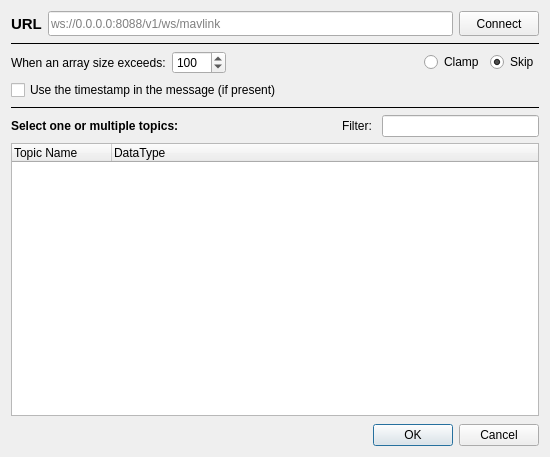
Above: plotjuggler_plugins/DataStreamPlotJugglerBridge/websocket_client.ui from Kester-Broatch/PlotJuggler before the change. Below: the same form after it.
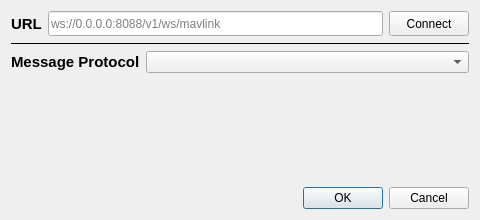
That is the form after the change.

Commit message: Read websocket data using the protobuf parsers instead of the specilized ROS parsing

```diff
--- a/plotjuggler_plugins/DataStreamPlotJugglerBridge/websocket_client.ui
+++ b/plotjuggler_plugins/DataStreamPlotJugglerBridge/websocket_client.ui
@@ -6,8 +6,8 @@
    <rect>
     <x>0</x>
     <y>0</y>
-    <width>550</width>
-    <height>457</height>
+    <width>480</width>
+    <height>220</height>
    </rect>
   </property>
   <property name="windowTitle">
@@ -15,8 +15,8 @@
   </property>
   <layout class="QVBoxLayout" name="verticalLayout_2">
    <item>
-    <layout class="QGridLayout" name="gridLayout" columnstretch="0,3,0">
-     <item row="0" column="0">
+    <layout class="QHBoxLayout" name="urlLayout">
+     <item>
       <widget class="QLabel" name="labelUrl">
        <property name="font">
         <font>
@@ -30,7 +30,7 @@
        </property>
       </widget>
      </item>
-     <item row="0" column="1">
+     <item>
       <widget class="QLineEdit" name="lineEditUrl">
        <property name="minimumSize">
         <size>
@@ -38,28 +38,16 @@
          <height>25</height>
         </size>
        </property>
-       <property name="maximumSize">
-        <size>
-         <width>16777215</width>
-         <height>25</height>
-        </size>
-       </property>
        <property name="placeholderText">
         <string>ws://0.0.0.0:8088/v1/ws/mavlink</string>
        </property>
       </widget>
      </item>
-     <item row="0" column="2">
+     <item>
       <widget class="QPushButton" name="buttonConnect">
        <property name="minimumSize">
         <size>
-         <width>0</width>
-         <height>25</height>
-        </size>
-       </property>
-       <property name="maximumSize">
-        <size>
-         <width>16777215</width>
+         <width>80</width>
          <height>25</height>
         </size>
        </property>
@@ -86,186 +74,69 @@
    <item>
     <layout class="QHBoxLayout" name="parserOptionsLayout">
      <item>
-      <widget class="QLabel" name="labelArraySize">
-       <property name="text">
-        <string>When an array size exceeds:</string>
-       </property>
-      </widget>
-     </item>
-     <item>
-      <widget class="QSpinBox" name="spinBoxArraySize">
-       <property name="minimum">
-        <number>0</number>
-       </property>
-       <property name="maximum">
-        <number>9999</number>
-       </property>
-       <property name="value">
-        <number>100</number>
-       </property>
-      </widget>
-     </item>
-     <item>
-      <spacer name="parserOptionsSpacer">
-       <property name="orientation">
-        <enum>Qt::Horizontal</enum>
-       </property>
-       <property name="sizeHint" stdset="0">
-        <size>
-         <width>40</width>
-         <height>20</height>
-        </size>
-       </property>
-      </spacer>
-     </item>
-     <item>
-      <widget class="QRadioButton" name="radioClamp">
-       <property name="text">
-        <string>Clamp</string>
-       </property>
-      </widget>
-     </item>
-     <item>
-      <widget class="QRadioButton" name="radioSkip">
-       <property name="text">
-        <string>Skip</string>
-       </property>
-       <property name="checked">
-        <bool>true</bool>
-       </property>
-      </widget>
-     </item>
-    </layout>
-   </item>
-   <item>
-    <widget class="QCheckBox" name="checkBoxUseTimestamp">
-     <property name="text">
-      <string>Use the timestamp in the message (if present)</string>
-     </property>
-    </widget>
-   </item>
-   <item>
-    <widget class="Line" name="line_2">
-     <property name="frameShadow">
-      <enum>QFrame::Plain</enum>
-     </property>
-     <property name="orientation">
-      <enum>Qt::Horizontal</enum>
-     </property>
-    </widget>
-   </item>
-   <item>
-    <layout class="QHBoxLayout" name="horizontalLayout_5">
-     <item>
-      <widget class="QLabel" name="label_6">
+      <widget class="QLabel" name="labelProtocol">
        <property name="font">
         <font>
+         <pointsize>11</pointsize>
          <weight>75</weight>
          <bold>true</bold>
         </font>
        </property>
        <property name="text">
-        <string>Select one or multiple topics:</string>
+        <string>Message Protocol</string>
        </property>
       </widget>
      </item>
      <item>
-      <spacer name="horizontalSpacer">
-       <property name="orientation">
-        <enum>Qt::Horizontal</enum>
-       </property>
-       <property name="sizeHint" stdset="0">
-        <size>
-         <width>40</width>
-         <height>20</height>
-        </size>
-       </property>
-      </spacer>
-     </item>
-     <item>
-      <widget class="QLabel" name="label_7">
-       <property name="text">
-        <string>Filter: </string>
-       </property>
-      </widget>
-     </item>
-     <item>
-      <widget class="QLineEdit" name="lineEditFilter">
-       <property name="maximumSize">
-        <size>
-         <width>300</width>
-         <height>16777215</height>
-        </size>
-       </property>
-       <property name="clearButtonEnabled">
-        <bool>true</bool>
-       </property>
-      </widget>
-     </item>
-    </layout>
-   </item>
-   <item>
-    <widget class="QTreeWidget" name="topicsList">
-     <property name="selectionMode">
-      <enum>QAbstractItemView::MultiSelection</enum>
-     </property>
-     <property name="uniformRowHeights">
-      <bool>true</bool>
-     </property>
-     <property name="headerHidden">
-      <bool>false</bool>
-     </property>
-     <property name="columnCount">
-      <number>2</number>
-     </property>
-     <column>
-      <property name="text">
-       <string>Topic Name</string>
-      </property>
-     </column>
-     <column>
-      <property name="text">
-       <string>DataType</string>
-      </property>
-     </column>
-    </widget>
-   </item>
-   <item>
-    <layout class="QHBoxLayout" name="horizontalLayout" stretch="1,0">
-     <property name="topMargin">
-      <number>2</number>
-     </property>
-     <item>
-      <spacer name="horizontalSpacer_2">
-       <property name="orientation">
-        <enum>Qt::Horizontal</enum>
-       </property>
-       <property name="sizeHint" stdset="0">
-        <size>
-         <width>40</width>
-         <height>20</height>
-        </size>
-       </property>
-      </spacer>
-     </item>
-     <item>
-      <widget class="QDialogButtonBox" name="buttonBox">
+      <widget class="QComboBox" name="comboBoxProtocol">
        <property name="sizePolicy">
-        <sizepolicy hsizetype="Expanding" vsizetype="Minimum">
-         <horstretch>0</horstretch>
+        <sizepolicy hsizetype="Expanding" vsizetype="Fixed">
+         <horstretch>1</horstretch>
          <verstretch>0</verstretch>
         </sizepolicy>
        </property>
-       <property name="standardButtons">
-        <set>QDialogButtonBox::Cancel|QDialogButtonBox::Ok</set>
-       </property>
-       <property name="centerButtons">
-        <bool>true</bool>
-       </property>
       </widget>
      </item>
     </layout>
    </item>
+   <item>
+    <widget class="QWidget" name="boxOptions" native="true">
+     <layout class="QVBoxLayout" name="layoutOptions">
+      <property name="leftMargin">
+       <number>0</number>
+      </property>
+      <property name="topMargin">
+       <number>4</number>
+      </property>
+      <property name="rightMargin">
+       <number>0</number>
+      </property>
+      <property name="bottomMargin">
+       <number>4</number>
+      </property>
+     </layout>
+    </widget>
+   </item>
+   <item>
+    <spacer name="verticalSpacer">
+     <property name="orientation">
+      <enum>Qt::Vertical</enum>
+     </property>
+     <property name="sizeHint" stdset="0">
+      <size>
+       <width>20</width>
+       <height>20</height>
+      </size>
+     </property>
+    </spacer>
+   </item>
+   <item>
+    <widget class="QDialogButtonBox" name="buttonBox">
+     <property name="standardButtons">
+      <set>QDialogButtonBox::Cancel|QDialogButtonBox::Ok</set>
+     </property>
+    </widget>
+   </item>
   </layout>
  </widget>
  <resources/>
```
Left out of the diff: 6 changed lines with no effect on the pictures. The commit also changes 8 other files.
